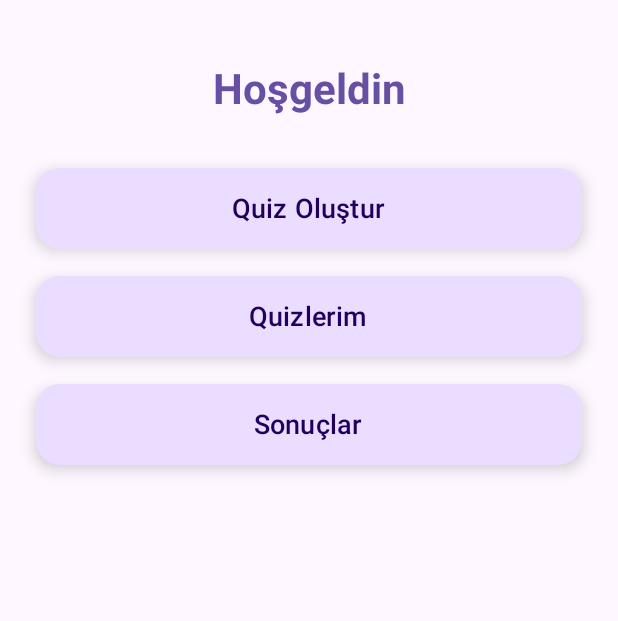
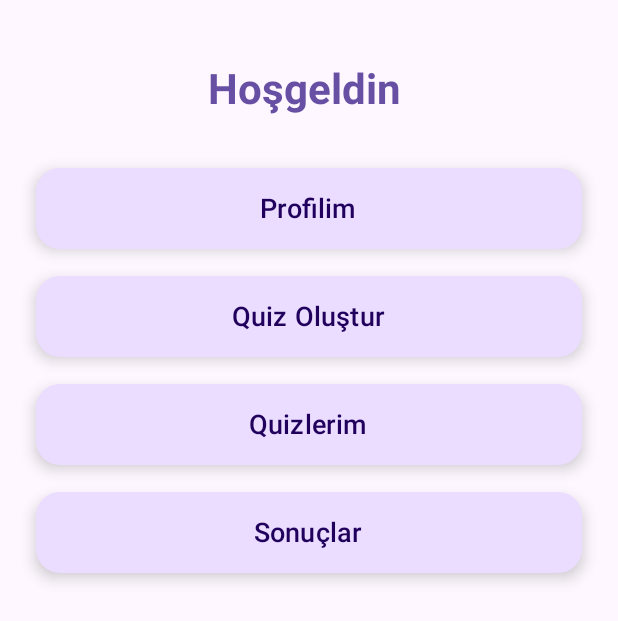
Before and after one commit to Faruk-Aydn/smartQuiz, an Android app built with Jetpack Compose: the TeacherHomeScreen screen opened through its navigation route, on a phone screen of 412 x 824 dp. Shown: the top 621 px of the screen. Run offline under Robolectric (Android 15) with nearby library versions, the phone set to English and light mode, and no system bars; libraries missing offline, so code that uses them is left out: com.journeyapps.barcodescanner; 1 statement that could not run was skipped.

Commit message:
profil bilgileri eklendi

```diff
--- a/android/app/src/main/java/com/farukaydin/quizapp/MainActivity.kt
+++ b/android/app/src/main/java/com/farukaydin/quizapp/MainActivity.kt
@@ -6,7 +6,6 @@ import androidx.activity.ComponentActivity
 import androidx.activity.compose.setContent
 import androidx.compose.material3.Text
 import androidx.compose.runtime.Composable
-import androidx.compose.runtime.LaunchedEffect
 import androidx.compose.runtime.collectAsState
 import androidx.compose.runtime.getValue
 import androidx.compose.ui.Modifier
@@ -54,9 +53,14 @@ import com.farukaydin.quizapp.data.api.RetrofitClient
 import android.content.Context
 import androidx.compose.foundation.layout.Arrangement
 import androidx.compose.foundation.layout.fillMaxWidth
+import androidx.compose.runtime.LaunchedEffect
+import androidx.compose.runtime.remember
 import androidx.compose.ui.platform.LocalContext
 import com.farukaydin.quizapp.ui.quiz.TeacherResultsScreen
 import com.farukaydin.quizapp.ui.quiz.TeacherHomeViewModel
+import com.farukaydin.quizapp.ui.profile.ProfileScreen
+import com.farukaydin.quizapp.ui.profile.ProfileViewModel
+import com.farukaydin.quizapp.data.repositories.UserRepository
 
 class MainActivity : ComponentActivity() {
     override fun onCreate(savedInstanceState: Bundle?) {
@@ -91,7 +95,7 @@ class MainActivity : ComponentActivity() {
                         }
                     )
                     LoginScreen(
-                        onStudent = { navController.navigate("joinQuiz") },
+                        onStudent = { navController.navigate("studentHome") },
                         onTeacher = { navController.navigate("teacherHome") },
                         onRegisterClick = { navController.navigate("register") },
                         viewModel = loginViewModel
@@ -129,25 +133,38 @@ class MainActivity : ComponentActivity() {
                 }
                 composable("teacherHome") {
                     val context = LocalContext.current
-                    val teacherHomeViewModel: TeacherHomeViewModel = viewModel(
-                        factory = object : ViewModelProvider.Factory {
+                    val userRepository = remember { UserRepository(RetrofitClient.apiService, context) }
+                    val profileViewModel: ProfileViewModel = viewModel(factory = object : ViewModelProvider.Factory {
+                        override fun <T : ViewModel> create(modelClass: Class<T>): T {
                             @Suppress("UNCHECKED_CAST")
-                            override fun <T : ViewModel> create(modelClass: Class<T>): T {
-                                return TeacherHomeViewModel(context.applicationContext as Application) as T
+                            return ProfileViewModel(userRepository) as T
                         }
-                        }
-                    )
-                    val userName by teacherHomeViewModel.userName.collectAsState()
-                    val teacherAccessToken = context.getSharedPreferences("quiz_app_prefs", Context.MODE_PRIVATE)
-                        .getString("access_token", null)
-                    LaunchedEffect(teacherAccessToken) {
-                        teacherAccessToken?.let { teacherHomeViewModel.fetchUserName(it) }
-                    }
-                    TeacherHomeScreen(
-                        userName = userName,
+                    })
+                    val user by profileViewModel.user.collectAsState()
+                    LaunchedEffect(Unit) { profileViewModel.loadProfile() }
+                    com.farukaydin.quizapp.ui.quiz.TeacherHomeScreen(
+                        userName = user?.username ?: "",
+                        onProfileClick = { navController.navigate("profile") },
                         onCreateQuiz = { navController.navigate("createQuiz") },
                         onQuizList = { navController.navigate("quizList") },
                         onResults = { navController.navigate("results") }
+                    )
+                }
+                composable("studentHome") {
+                    val context = LocalContext.current
+                    val userRepository = remember { UserRepository(RetrofitClient.apiService, context) }
+                    val profileViewModel: ProfileViewModel = viewModel(factory = object : ViewModelProvider.Factory {
+                        override fun <T : ViewModel> create(modelClass: Class<T>): T {
+                            @Suppress("UNCHECKED_CAST")
+                            return ProfileViewModel(userRepository) as T
+                        }
+                    })
+                    val user by profileViewModel.user.collectAsState()
+                    LaunchedEffect(Unit) { profileViewModel.loadProfile() }
+                    StudentHomeScreen(
+                        userName = user?.username ?: "",
+                        onProfileClick = { navController.navigate("profile") },
+                        onJoinQuizClick = { navController.navigate("joinQuiz") }
                     )
                 }
                 composable("createQuiz") {
@@ -172,6 +189,22 @@ class MainActivity : ComponentActivity() {
                         }
                     )
                 }
+                composable("profile") {
+                    val context = LocalContext.current
+                    val userRepository = remember { UserRepository(RetrofitClient.apiService, context) }
+                    val profileViewModel: ProfileViewModel = viewModel(factory = object : ViewModelProvider.Factory {
+                        override fun <T : ViewModel> create(modelClass: Class<T>): T {
+                            @Suppress("UNCHECKED_CAST")
+                            return ProfileViewModel(userRepository) as T
+                        }
+                    })
+                    val user by profileViewModel.user.collectAsState()
+                    LaunchedEffect(Unit) { profileViewModel.loadProfile() }
+                    ProfileScreen(
+                        user = user,
+                        onSave = { profileViewModel.updateProfile(it) }
+                    )
+                }
                 // endregion
             }
         }
@@ -190,11 +223,10 @@ fun HomeScreenPreview() {
 }
 
 @Composable
-fun TeacherHomeScreen(
-    userName: String?,
-    onCreateQuiz: () -> Unit,
-    onQuizList: () -> Unit,
-    onResults: () -> Unit
+fun StudentHomeScreen(
+    userName: String,
+    onProfileClick: () -> Unit,
+    onJoinQuizClick: () -> Unit
 ) {
     Surface(
         modifier = Modifier.fillMaxSize(),
@@ -208,7 +240,7 @@ fun TeacherHomeScreen(
             verticalArrangement = Arrangement.Top
         ) {
             Text(
-                text = if (!userName.isNullOrBlank()) "Hoşgeldin $userName" else "Hoşgeldin",
+                text = "Hoşgeldin $userName",
                 style = MaterialTheme.typography.headlineLarge.copy(
                     fontWeight = FontWeight.Bold,
                     fontSize = 28.sp
@@ -216,31 +248,8 @@ fun TeacherHomeScreen(
                 color = MaterialTheme.colorScheme.primary,
                 modifier = Modifier.padding(bottom = 32.dp)
             )
-            TeacherHomeButton(
-                text = "Quiz Oluştur",
-                onClick = onCreateQuiz,
-                icon = null
-            )
-            Spacer(modifier = Modifier.height(18.dp))
-            TeacherHomeButton(
-                text = "Quizlerim",
-                onClick = onQuizList,
-                icon = null
-            )
-            Spacer(modifier = Modifier.height(18.dp))
-            TeacherHomeButton(
-                text = "Sonuçlar",
-                onClick = onResults,
-                icon = null
-            )
-        }
-    }
-}
-
-@Composable
-fun TeacherHomeButton(text: String, onClick: () -> Unit, icon: (@Composable (() -> Unit))? = null) {
             Button(
-        onClick = onClick,
+                onClick = onProfileClick,
                 modifier = Modifier
                     .fillMaxWidth()
                     .height(54.dp),
@@ -251,11 +260,24 @@ fun TeacherHomeButton(text: String, onClick: () -> Unit, icon: (@Composable (()
                 ),
                 elevation = ButtonDefaults.buttonElevation(6.dp)
             ) {
-        if (icon != null) {
-            icon()
-            Spacer(modifier = Modifier.width(10.dp))
+                Text("Profilim", fontWeight = FontWeight.Medium, fontSize = 18.sp)
             }
-        Text(text, fontWeight = FontWeight.Medium, fontSize = 18.sp)
+            Spacer(modifier = Modifier.height(18.dp))
+            Button(
+                onClick = onJoinQuizClick,
+                modifier = Modifier
+                    .fillMaxWidth()
+                    .height(54.dp),
+                shape = RoundedCornerShape(16.dp),
+                colors = ButtonDefaults.buttonColors(
+                    containerColor = MaterialTheme.colorScheme.primaryContainer,
+                    contentColor = MaterialTheme.colorScheme.onPrimaryContainer
+                ),
+                elevation = ButtonDefaults.buttonElevation(6.dp)
+            ) {
+                Text("Quiz'e Katıl", fontWeight = FontWeight.Medium, fontSize = 18.sp)
+            }
+        }
     }
 }
 
--- a/android/app/src/main/java/com/farukaydin/quizapp/data/api/ApiService.kt
+++ b/android/app/src/main/java/com/farukaydin/quizapp/data/api/ApiService.kt
@@ -15,6 +15,9 @@ interface ApiService {
     // User endpoints
     @GET("users/me")
     suspend fun getCurrentUser(@Header("Authorization") token: String): Response<User>
+
+    @PUT("users/me")
+    suspend fun updateCurrentUser(@Body user: User, @Header("Authorization") token: String): Response<User>
 
     // Quiz endpoints
     @GET("student/available-quizzes")
--- a/android/app/src/main/java/com/farukaydin/quizapp/data/models/User.kt
+++ b/android/app/src/main/java/com/farukaydin/quizapp/data/models/User.kt
@@ -4,7 +4,9 @@ data class User(
     val id: Int,
     val email: String,
     val username: String,
-    val role: String
+    val fullName: String?,
+    val role: String,
+    val isActive: Boolean = true
 )
 
 data class UserCreate(
--- /dev/null
+++ b/android/app/src/main/java/com/farukaydin/quizapp/data/repositories/UserRepository.kt
@@ -0,0 +1,38 @@
+package com.farukaydin.quizapp.data.repositories
+
+import android.content.Context
+import android.content.SharedPreferences
+import com.farukaydin.quizapp.data.api.ApiService
+import com.farukaydin.quizapp.data.models.User
+import retrofit2.Response
+
+class UserRepository(private val apiService: ApiService, private val context: Context) {
+    private val sharedPrefs: SharedPreferences by lazy {
+        context.getSharedPreferences("quiz_app_prefs", Context.MODE_PRIVATE)
+    }
+    private fun getToken(): String? = sharedPrefs.getString("access_token", null)
+
+    suspend fun getCurrentUser(): User? {
+        return try {
+            val token = getToken()
+            if (token != null) {
+                val response = apiService.getCurrentUser("Bearer $token")
+                if (response.isSuccessful) response.body() else null
+            } else null
+        } catch (e: Exception) {
+            null
+        }
+    }
+
+    suspend fun updateCurrentUser(user: User): User? {
+        return try {
+            val token = getToken()
+            if (token != null) {
+                val response = apiService.updateCurrentUser(user, "Bearer $token")
+                if (response.isSuccessful) response.body() else null
+            } else null
+        } catch (e: Exception) {
+            null
+        }
+    }
+}
--- /dev/null
+++ b/android/app/src/main/java/com/farukaydin/quizapp/ui/profile/ProfileViewModel.kt
@@ -0,0 +1,27 @@
+package com.farukaydin.quizapp.ui.profile
+
+import androidx.lifecycle.ViewModel
+import androidx.lifecycle.viewModelScope
+import com.farukaydin.quizapp.data.models.User
+import com.farukaydin.quizapp.data.repositories.UserRepository
+import kotlinx.coroutines.flow.MutableStateFlow
+import kotlinx.coroutines.flow.StateFlow
+import kotlinx.coroutines.launch
+
+class ProfileViewModel(private val userRepository: UserRepository) : ViewModel() {
+    private val _user = MutableStateFlow<User?>(null)
+    val user: StateFlow<User?> = _user
+
+    fun loadProfile() {
+        viewModelScope.launch {
+            _user.value = userRepository.getCurrentUser()
+        }
+    }
+
+    fun updateProfile(updatedUser: User) {
+        viewModelScope.launch {
+            val result = userRepository.updateCurrentUser(updatedUser)
+            _user.value = result
+        }
+    }
+}
--- /dev/null
+++ b/android/app/src/main/java/com/farukaydin/quizapp/ui/quiz/TeacherHomeScreen.kt
@@ -0,0 +1,109 @@
+ package com.farukaydin.quizapp.ui.quiz
+
+import androidx.compose.foundation.background
+import androidx.compose.foundation.clickable
+import androidx.compose.foundation.layout.*
+import androidx.compose.foundation.shape.CircleShape
+import androidx.compose.foundation.shape.RoundedCornerShape
+import androidx.compose.material.icons.Icons
+import androidx.compose.material.icons.filled.AccountCircle
+import androidx.compose.material3.*
+import androidx.compose.runtime.Composable
+import androidx.compose.ui.Alignment
+import androidx.compose.ui.Modifier
+import androidx.compose.ui.draw.clip
+import androidx.compose.ui.graphics.Color
+import androidx.compose.ui.text.font.FontWeight
+import androidx.compose.ui.unit.dp
+import androidx.compose.ui.unit.sp
+
+@Composable
+fun TeacherHomeScreen(
+    userName: String?,
+    onProfileClick: () -> Unit,
+    onCreateQuiz: () -> Unit,
+    onQuizList: () -> Unit,
+    onResults: () -> Unit
+) {
+    Surface(
+        modifier = Modifier.fillMaxSize(),
+        color = MaterialTheme.colorScheme.background
+    ) {
+        Column(
+            modifier = Modifier
+                .fillMaxSize()
+                .padding(horizontal = 24.dp, vertical = 40.dp),
+            horizontalAlignment = Alignment.CenterHorizontally,
+            verticalArrangement = Arrangement.Top
+        ) {
+            Text(
+                text = "Hoşgeldin ${userName ?: "Kullanıcı"}",
+                style = MaterialTheme.typography.headlineLarge.copy(
+                    fontWeight = FontWeight.Bold,
+                    fontSize = 28.sp
+                ),
+                color = MaterialTheme.colorScheme.primary,
+                modifier = Modifier.padding(bottom = 32.dp)
+            )
+            Button(
+                onClick = onProfileClick,
+                modifier = Modifier
+                    .fillMaxWidth()
+                    .height(54.dp),
+                shape = RoundedCornerShape(16.dp),
+                colors = ButtonDefaults.buttonColors(
+                    containerColor = MaterialTheme.colorScheme.primaryContainer,
+                    contentColor = MaterialTheme.colorScheme.onPrimaryContainer
+                ),
+                elevation = ButtonDefaults.buttonElevation(6.dp)
+            ) {
+                Text("Profilim", fontWeight = FontWeight.Medium, fontSize = 18.sp)
+            }
+            Spacer(modifier = Modifier.height(18.dp))
+            Button(
+                onClick = onCreateQuiz,
+                modifier = Modifier
+                    .fillMaxWidth()
+                    .height(54.dp),
+                shape = RoundedCornerShape(16.dp),
+                colors = ButtonDefaults.buttonColors(
+                    containerColor = MaterialTheme.colorScheme.primaryContainer,
+                    contentColor = MaterialTheme.colorScheme.onPrimaryContainer
+                ),
+                elevation = ButtonDefaults.buttonElevation(6.dp)
+            ) {
+                Text("Quiz Oluştur", fontWeight = FontWeight.Medium, fontSize = 18.sp)
+            }
+            Spacer(modifier = Modifier.height(18.dp))
+            Button(
+                onClick = onQuizList,
+                modifier = Modifier
+                    .fillMaxWidth()
+                    .height(54.dp),
+                shape = RoundedCornerShape(16.dp),
+                colors = ButtonDefaults.buttonColors(
+                    containerColor = MaterialTheme.colorScheme.primaryContainer,
+                    contentColor = MaterialTheme.colorScheme.onPrimaryContainer
+                ),
+                elevation = ButtonDefaults.buttonElevation(6.dp)
+            ) {
+                Text("Quizlerim", fontWeight = FontWeight.Medium, fontSize = 18.sp)
+            }
+            Spacer(modifier = Modifier.height(18.dp))
+            Button(
+                onClick = onResults,
+                modifier = Modifier
+                    .fillMaxWidth()
+                    .height(54.dp),
+                shape = RoundedCornerShape(16.dp),
+                colors = ButtonDefaults.buttonColors(
+                    containerColor = MaterialTheme.colorScheme.primaryContainer,
+                    contentColor = MaterialTheme.colorScheme.onPrimaryContainer
+                ),
+                elevation = ButtonDefaults.buttonElevation(6.dp)
+            ) {
+                Text("Sonuçlar", fontWeight = FontWeight.Medium, fontSize = 18.sp)
+            }
+        }
+    }
+}
```
Also changed, not shown: android/app/src/main/java/com/farukaydin/quizapp/data/models/StudentAnswerDetail.kt (added, +8 -0 lines), android/app/src/main/java/com/farukaydin/quizapp/ui/profile/ProfileScreen.kt (added, +158 -0 lines), android/app/src/main/java/com/farukaydin/quizapp/ui/quiz/StudentHomeScreen.kt (added, +64 -0 lines), 2 other files. Lines whose indentation alone changed are shown as unchanged.
